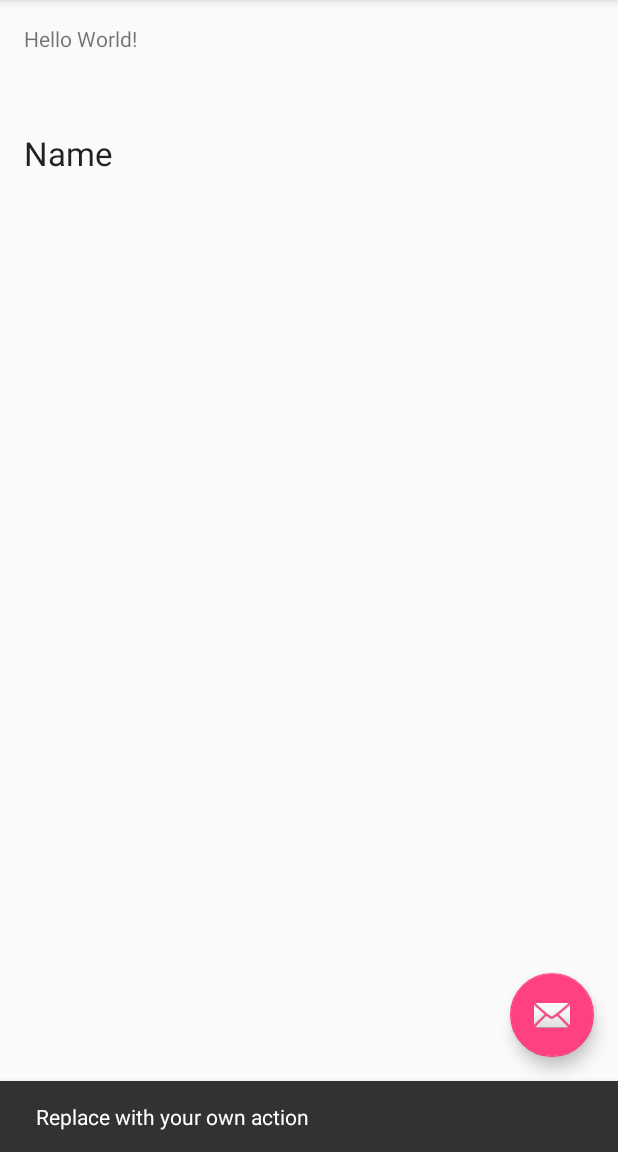
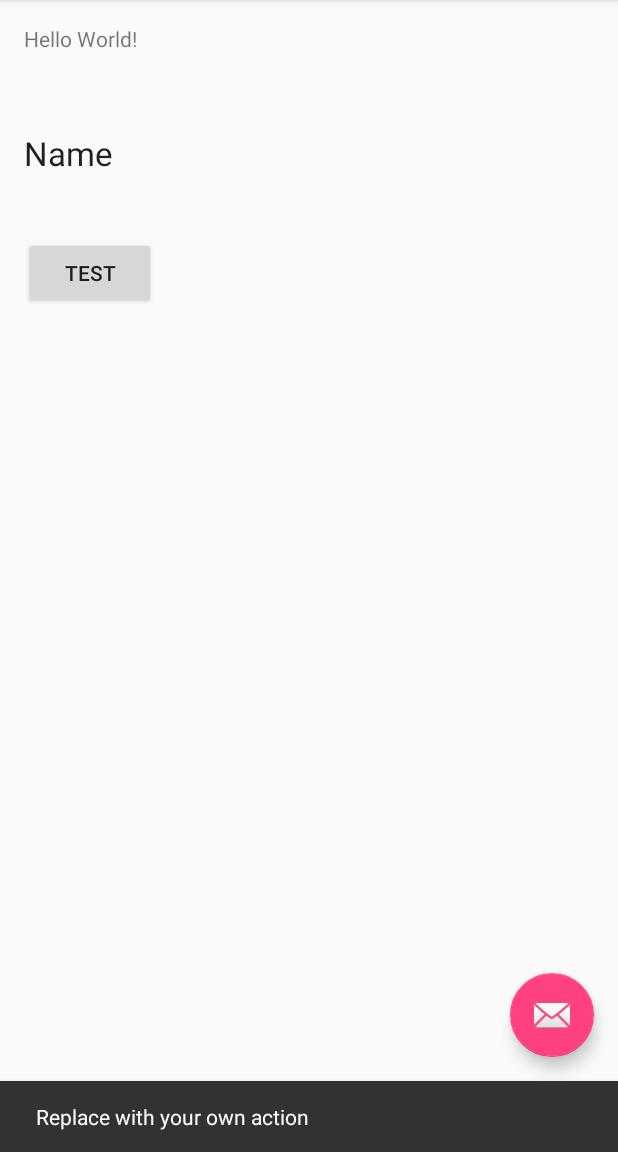
Before and after one commit to fernandorosero/KidLocaliza, an Android app: the screen it shows after launch (MainActivity), after a tap on an icon or button, on a phone screen of 412 x 824 dp, the part 84-1236 px from its top. Run offline under Robolectric (Android 15) with nearby library versions, the phone set to English and light mode, and no system bars.

```diff
--- a/app/src/main/java/com/thelastmonkey/kidlocaliza/MainActivity.java
+++ b/app/src/main/java/com/thelastmonkey/kidlocaliza/MainActivity.java
@@ -12,9 +12,13 @@ import android.support.v7.app.AppCompatActivity;
 import android.support.v7.widget.Toolbar;
 import android.view.Menu;
 import android.view.MenuItem;
+import android.widget.Button;
+import android.widget.Toast;
 
 public class MainActivity extends AppCompatActivity
         implements NavigationView.OnNavigationItemSelectedListener {
+
+    Button btnPrueba;
 
     @Override
     protected void onCreate(Bundle savedInstanceState) {
@@ -22,6 +26,16 @@ public class MainActivity extends AppCompatActivity
         setContentView(R.layout.activity_main);
         Toolbar toolbar = (Toolbar) findViewById(R.id.toolbar);
         setSupportActionBar(toolbar);
+
+        btnPrueba = (Button)findViewById(R.id.btnPrueba);
+
+        btnPrueba.setOnClickListener(new View.OnClickListener() {
+            @Override
+            public void onClick(View view) {
+                Toast.makeText(getApplicationContext(),"Funciona el botoncito",Toast.LENGTH_SHORT).show();
+
+            }
+        });
 
         FloatingActionButton fab = (FloatingActionButton) findViewById(R.id.fab);
         fab.setOnClickListener(new View.OnClickListener() {
--- a/app/src/main/res/layout/content_main.xml
+++ b/app/src/main/res/layout/content_main.xml
@@ -29,4 +29,14 @@
         android:layout_alignParentLeft="true"
         android:layout_alignParentStart="true"
         android:layout_marginTop="52dp" />
+
+    <Button
+        android:layout_width="wrap_content"
+        android:layout_height="wrap_content"
+        android:text="@string/btnPrueba"
+        android:id="@+id/btnPrueba"
+        android:layout_below="@+id/textView2"
+        android:layout_alignParentLeft="true"
+        android:layout_alignParentStart="true"
+        android:layout_marginTop="41dp" />
 </RelativeLayout>
--- a/app/src/main/res/values/strings.xml
+++ b/app/src/main/res/values/strings.xml
@@ -6,4 +6,5 @@
 
     <string name="action_settings">Settings</string>
     <string name="nombre">Name</string>
+    <string name="btnPrueba">Test</string>
 </resources>
```
Also changed, not shown: 2 other files.
